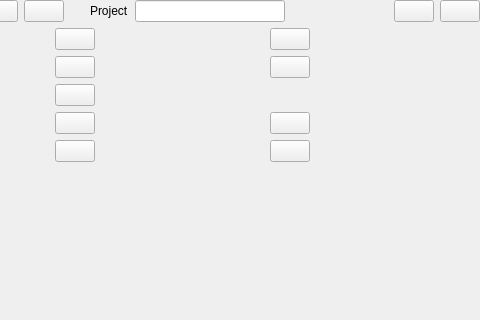
Qt form src/Editor/EditorActionBar.ui (RemotelyChaotic/JOIPEngine) before a commit; both pictures show x 114 to 594 and y 0 to 320 of the 594 by 1268 pixel window.
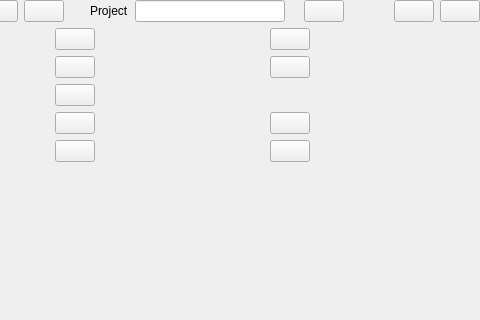
The same form after that commit. Custom widgets are drawn as their Qt base class.

Commit message: Extended Support for Jobs in Editor and fixed Export

Diff of the .ui file:
```diff
--- a/src/Editor/EditorActionBar.ui
+++ b/src/Editor/EditorActionBar.ui
@@ -184,6 +184,22 @@
         </property>
        </widget>
       </item>
+      <item>
+       <widget class="CShortcutButton" name="ToolsButton">
+        <property name="sizePolicy">
+         <sizepolicy hsizetype="Fixed" vsizetype="Fixed">
+          <horstretch>0</horstretch>
+          <verstretch>0</verstretch>
+         </sizepolicy>
+        </property>
+        <property name="toolTip">
+         <string>Tools</string>
+        </property>
+        <property name="text">
+         <string/>
+        </property>
+       </widget>
+      </item>
       <item>
        <spacer name="horizontalSpacer">
         <property name="orientation">
```
Left out of the diff: 154 changed lines with no effect on the pictures. The commit also changes 18 other files.
